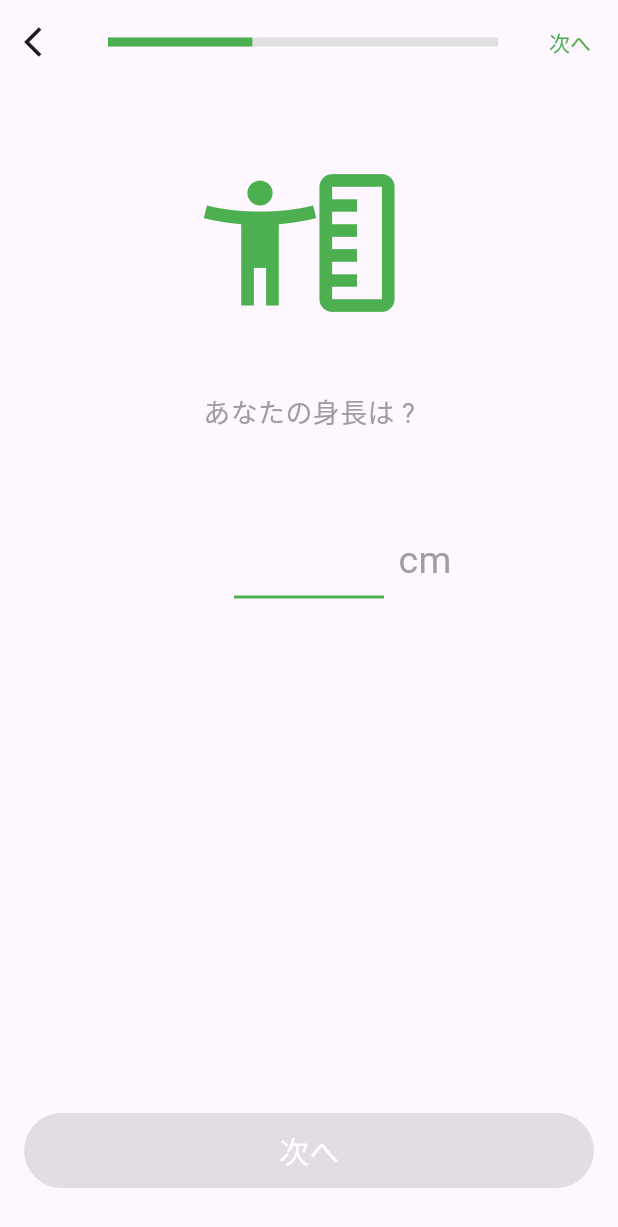
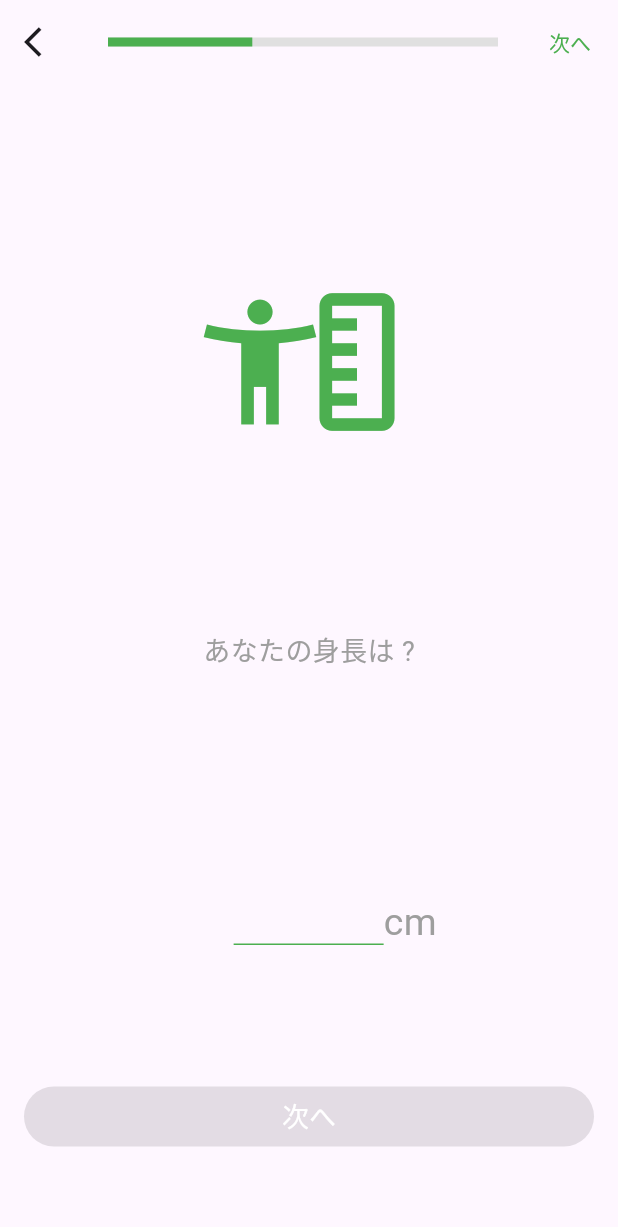
Before and after one commit to rlgur3470/okarada, a Flutter app: the HeightInputScreen screen opened by its route, on a phone screen of 412 x 824 dp. Shown: the top 1227 px of the screen. Run offline on Flutter 3.47's test engine with Material 3 defaults, Android fonts, the phone set to English and light mode, and no system bars.

Commit message:
1.height 스크린 과 user_weight 스크린 아이콘 변경 2.전체 아이콘 사이즈 통일 및 email_input 스크린 아이콘 추가 3.pace 스크린 おすすめ부분 1.2->1.3 4.전체 패딩 통일화 5.전체 앱바 디자인 통일 6.닉네임 사용자 키 입력 텍스트 필드 부분 디자인 수정

```diff
--- a/lib/screens/approach_selection_screen.dart
+++ b/lib/screens/approach_selection_screen.dart
@@ -67,7 +67,7 @@ class _ApproachSelectionScreenState extends State<ApproachSelectionScreen> {
               ),
               const SizedBox(height: 24),
               const Text(
-                '減量へのアプローチ方法はgsadadsa？',
+                '減量へのアプローチ方法は？',
                 style: TextStyle(fontSize: 20, fontWeight: FontWeight.bold),
               ),
               const SizedBox(height: 8),
--- a/lib/screens/email_input_screen.dart
+++ b/lib/screens/email_input_screen.dart
@@ -113,7 +113,7 @@ class _EmailInputScreenState extends State<EmailInputScreen> {
                     _toggleSubscribe();
                   },
                   materialTapTargetSize: MaterialTapTargetSize.shrinkWrap,
-                  activeColor: Colors.lightGreen,
+                  activeColor: Colors.green,
                 ),
                 GestureDetector(
                   onTap: () {
@@ -136,7 +136,7 @@ class _EmailInputScreenState extends State<EmailInputScreen> {
                 }
                     : null,
                 style: ElevatedButton.styleFrom(
-                  backgroundColor: Colors.lightGreen,
+                  backgroundColor: Colors.green,
                   minimumSize: const Size(double.infinity, 50),
                 ),
                 child: const Text(
--- a/lib/screens/height_input_screen.dart
+++ b/lib/screens/height_input_screen.dart
@@ -1,3 +1,4 @@
+import 'package:flutter/cupertino.dart';
 import 'package:flutter/material.dart';
 import '../component/app_bar_design.dart';
 import 'user_weight_screen.dart'; // 다음 화면인 UserWeightScreen 임포트
@@ -38,8 +39,7 @@ class _HeightInputScreenState extends State<HeightInputScreen> {
       body: Padding(
         padding: const EdgeInsets.all(16.0),
         child: Column(
-          crossAxisAlignment: CrossAxisAlignment.center,
-          mainAxisAlignment: MainAxisAlignment.center,
+          mainAxisAlignment: MainAxisAlignment.spaceEvenly,
           children: [
             const SizedBox(height: 40),
             _buildIcon(),
@@ -48,9 +48,12 @@ class _HeightInputScreenState extends State<HeightInputScreen> {
             const SizedBox(height: 70),
             _buildHeightInput(),
             const SizedBox(height: 8),
-            _buildUnderline(),
-            const Spacer(),
+            Column(
+              crossAxisAlignment: CrossAxisAlignment.stretch,
+              children: [
                 _buildNextButton(context),
+              ],
+            )
           ],
         ),
       ),
@@ -111,41 +114,47 @@ class _HeightInputScreenState extends State<HeightInputScreen> {
   }
 
   Widget _buildHeightInput() {
-    return Center(
-      child: Stack(
-        alignment: Alignment.center,
+    return Row(
+      mainAxisAlignment: MainAxisAlignment.center,
         children: [
-          Positioned(
-            right: 5,
-            child: const Text(
+          Padding(
+            padding: EdgeInsets.only(left: 35),
+            child: Container(
+              width: 100,
+              height: 30,
+              child: TextField(
+                cursorColor: Colors.green,
+                controller: _controller,
+                keyboardType: TextInputType.number,
+                textAlign: TextAlign.center,
+                style: const TextStyle(fontSize: 25),
+                maxLength: 6, // 최대 길이 6
+                showCursor: true,
+                cursorHeight: 24,
+                decoration: const InputDecoration(
+                  enabledBorder: UnderlineInputBorder(
+                    borderSide: BorderSide(
+                      color: Colors.green,
+                    ),
+                  ),
+                  focusedBorder: UnderlineInputBorder(
+                    borderSide: BorderSide(color: Colors.green, width: 2),
+                  ),
+                  hintText: '',
+                  hintStyle: TextStyle(color: Colors.green),
+                  counterText: '', // 글자 수 카운터 텍스트 제거
+                ),
+              ),
+            ),
+          ),
+          Text(
             'cm',
             style: TextStyle(
               color: Colors.grey,
               fontSize: 25,
             ),
           ),
-          ),
-          SizedBox(
-            width: 200,
-            height: 30,
-            child: TextField(
-              cursorColor: Colors.lightGreen,
-              controller: _controller,
-              keyboardType: TextInputType.number,
-              textAlign: TextAlign.center,
-              style: const TextStyle(fontSize: 28),
-              maxLength: 6, // 최대 길이 6
-              showCursor: true,
-              decoration: const InputDecoration(
-                border: InputBorder.none,
-                hintText: '',
-                hintStyle: TextStyle(color: Colors.green),
-                counterText: '', // 글자 수 카운터 텍스트 제거
-              ),
-            ),
-          ),
         ],
-      ),
       );
   }
 
@@ -158,9 +167,7 @@ class _HeightInputScreenState extends State<HeightInputScreen> {
   }
 
   Widget _buildNextButton(BuildContext context) {
-    return Padding(
-      padding: const EdgeInsets.only(bottom: 16.0),
-      child: Container(
+    return Container(
       decoration: BoxDecoration(
         // 연두색 배경 설정
         borderRadius: BorderRadius.circular(8.0),
@@ -177,16 +184,11 @@ class _HeightInputScreenState extends State<HeightInputScreen> {
               }
             : null,
         style: ElevatedButton.styleFrom(
-            backgroundColor: _isButtonEnabled
-                ? Colors.lightGreen.withOpacity(0.5)
-                : Colors.grey,
-            minimumSize: const Size.fromHeight(50),
-            elevation: 0,
+          backgroundColor: _isButtonEnabled ? Colors.green : Colors.grey,
         ),
         child: const Text(
           '次へ',
-            style: TextStyle(fontSize: 20, color: Colors.white),
-          ),
+          style: TextStyle(fontSize: 18, color: Colors.white),
         ),
       ),
     );
--- a/lib/screens/pace_selection_screen.dart
+++ b/lib/screens/pace_selection_screen.dart
@@ -23,7 +23,7 @@ class _PaceSelectionScreenState extends State<PaceSelectionScreen> {
           },
         ),
         title: ProgressBarStateStyle(
-          progress: 0.81,
+          progress: 0.80,
         ),
         actions: [
           TextButton(
--- a/lib/screens/user_weight_screen.dart
+++ b/lib/screens/user_weight_screen.dart
@@ -105,7 +105,7 @@ class _UserWeightScreenState extends State<UserWeightScreen> {
                 }
                     : null,
                 style: ElevatedButton.styleFrom(
-                  backgroundColor: Colors.lightGreen,
+                  backgroundColor: Colors.green,
                   minimumSize: const Size(double.infinity, 50),
                 ),
                 child: const Text(
--- a/lib/screens/weight_input_screen.dart
+++ b/lib/screens/weight_input_screen.dart
@@ -120,7 +120,7 @@ class _WeightInputScreenState extends State<WeightInputScreen> {
                   ),
                 ),
                 child: const Text(
-                  '次え',
+                  '次へ',
                   style: TextStyle(fontSize: 16),
                 ),
               ),
```
Also changed, not shown: lib/screens/activity_level_screen.dart (+14 -7 lines), lib/screens/nickname_screen.dart (+36 -4 lines), lib/screens/sex_screen.dart (+12 -6 lines). Lines whose indentation alone changed are shown as unchanged.
